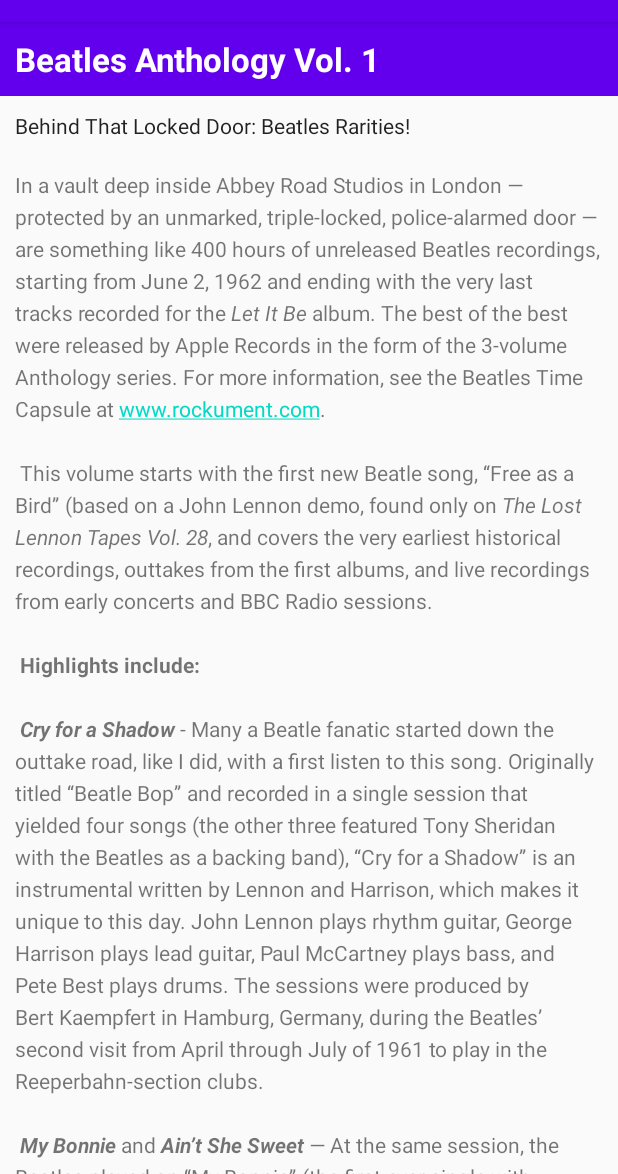
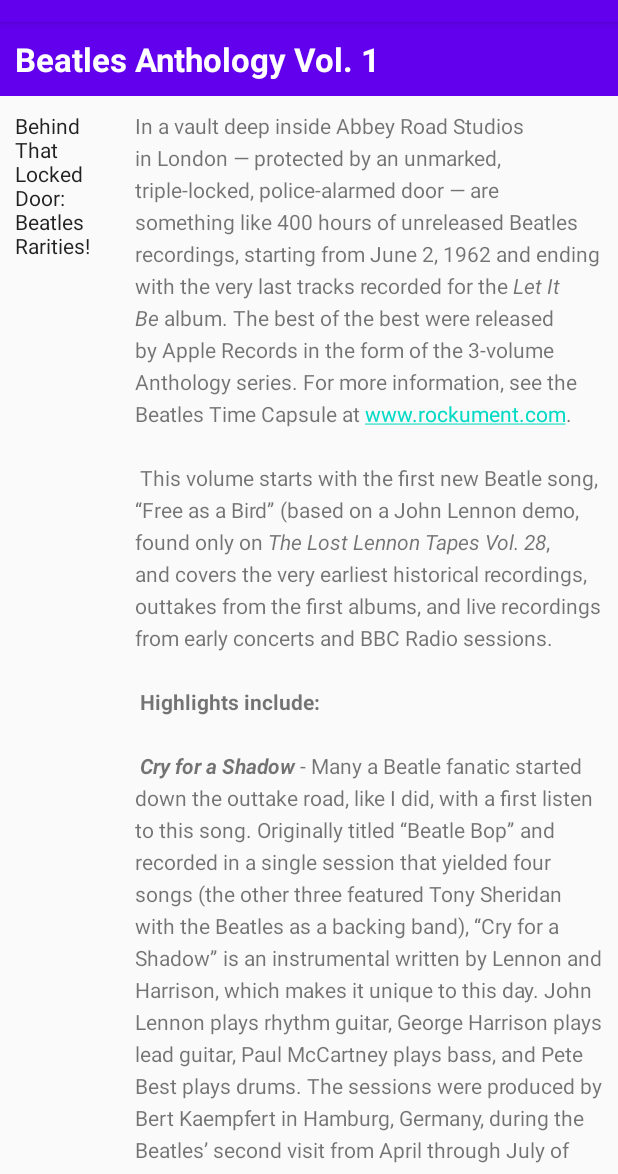
Before and after one commit to harry2909/App_Dev_Lab3_Homework, an Android app: the screen it shows after launch (MainActivity), on a phone screen of 412 x 824 dp, the part 62-1236 px from its top. Run offline under Robolectric (Android 15) with nearby library versions, the phone set to English and light mode, and no system bars.

Commit message:
Homework Task Done

```diff
--- a/app/src/main/res/layout/activity_main.xml
+++ b/app/src/main/res/layout/activity_main.xml
@@ -18,7 +18,6 @@
         android:textStyle="bold" />
 
 
-
     <ScrollView
         android:layout_width="wrap_content"
         android:layout_height="wrap_content"
@@ -27,29 +26,27 @@
         <LinearLayout
             android:layout_width="match_parent"
             android:layout_height="wrap_content"
-            android:orientation="vertical">
+            >
 
             <TextView
                 android:id="@+id/article_subheading"
-                android:layout_width="match_parent"
+                android:layout_width="100dp"
                 android:layout_height="wrap_content"
+                android:layout_weight="20"
                 android:padding="@dimen/padding_regular"
                 android:text="@string/article_subtitle"
                 android:textAppearance="@android:style/TextAppearance.DeviceDefault" />
 
             <TextView
                 android:id="@+id/article"
-                android:layout_width="wrap_content"
+                android:layout_width="match_parent"
                 android:layout_height="wrap_content"
+                android:layout_weight="80"
                 android:autoLink="web"
                 android:lineSpacingExtra="5sp"
                 android:padding="@dimen/padding_regular"
                 android:text="@string/article_text" />
 
-            <Button
-                android:layout_width="wrap_content"
-                android:layout_height="wrap_content"
-                android:text="@string/add_comment" />
         </LinearLayout>
     </ScrollView>
 
```
